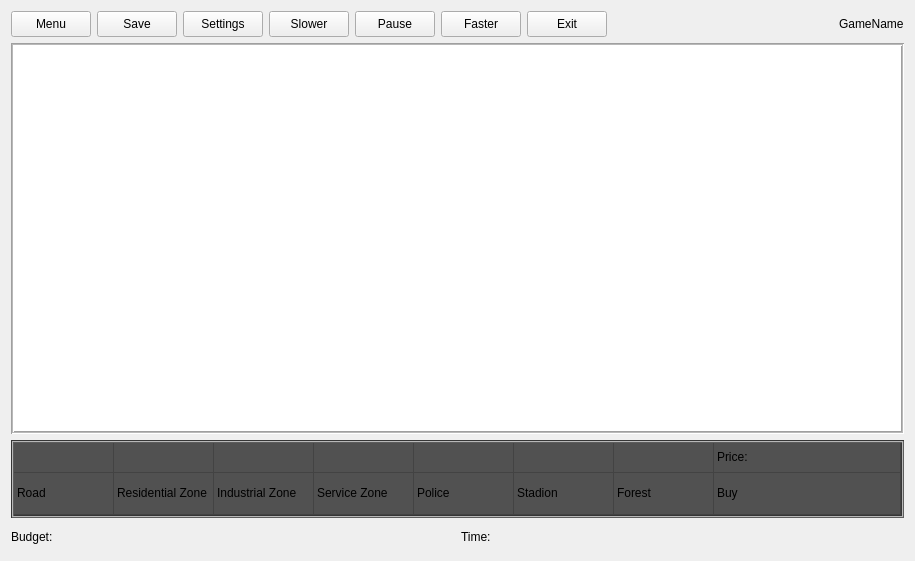
This is src/view/GamePage.ui in fmarkyy98/qt-city as Qt 5 draws it before an edit. The edited form follows.
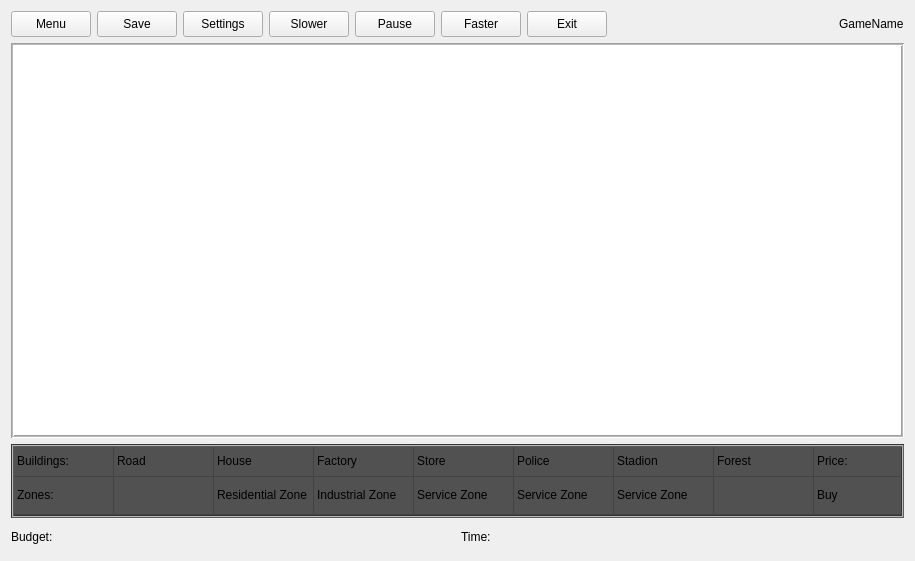
This is the edited form. Icons and pictures are not drawn.

What changed in the file:
```diff
--- a/src/view/GamePage.ui
+++ b/src/view/GamePage.ui
@@ -19,7 +19,7 @@
   <property name="windowTitle">
    <string>Form</string>
   </property>
-  <layout class="QVBoxLayout" name="verticalLayout" stretch="1,15,3,1">
+  <layout class="QVBoxLayout" name="verticalLayout" stretch="1,15,2,1">
    <item>
     <layout class="QHBoxLayout" name="horizontalLayout">
      <item>
@@ -299,32 +299,19 @@
        <string>New Column</string>
       </property>
      </column>
+     <column>
+      <property name="text">
+       <string>New Column</string>
+      </property>
+     </column>
      <item row="0" column="0">
       <property name="text">
-       <string/>
-      </property>
-      <property name="background">
-       <brush brushstyle="NoBrush">
-        <color alpha="255">
-         <red>255</red>
-         <green>255</green>
-         <blue>255</blue>
-        </color>
-       </brush>
-      </property>
-      <property name="foreground">
-       <brush brushstyle="NoBrush">
-        <color alpha="255">
-         <red>255</red>
-         <green>255</green>
-         <blue>255</blue>
-        </color>
-       </brush>
+       <string>Buildings:</string>
       </property>
      </item>
      <item row="0" column="1">
       <property name="text">
-       <string/>
+       <string>Road</string>
       </property>
       <property name="background">
        <brush brushstyle="NoBrush">
@@ -335,15 +322,28 @@
         </color>
        </brush>
       </property>
-      <property name="icon">
-       <iconset>
-        <selectedoff>:/images/house</selectedoff>
-       </iconset>
+      <property name="foreground">
+       <brush brushstyle="NoBrush">
+        <color alpha="255">
+         <red>255</red>
+         <green>255</green>
+         <blue>255</blue>
+        </color>
+       </brush>
       </property>
      </item>
      <item row="0" column="2">
       <property name="text">
-       <string/>
+       <string>House</string>
+      </property>
+      <property name="background">
+       <brush brushstyle="NoBrush">
+        <color alpha="255">
+         <red>255</red>
+         <green>255</green>
+         <blue>255</blue>
+        </color>
+       </brush>
       </property>
       <property name="icon">
        <iconset>
@@ -353,7 +353,7 @@
      </item>
      <item row="0" column="3">
       <property name="text">
-       <string/>
+       <string>Factory</string>
       </property>
       <property name="icon">
        <iconset>
@@ -363,7 +363,7 @@
      </item>
      <item row="0" column="4">
       <property name="text">
-       <string/>
+       <string>Store</string>
       </property>
       <property name="icon">
        <iconset>
@@ -373,7 +373,7 @@
      </item>
      <item row="0" column="5">
       <property name="text">
-       <string/>
+       <string>Police</string>
       </property>
       <property name="icon">
        <iconset>
@@ -383,7 +383,7 @@
      </item>
      <item row="0" column="6">
       <property name="text">
-       <string/>
+       <string>Stadion</string>
       </property>
       <property name="icon">
        <iconset>
@@ -393,45 +393,60 @@
      </item>
      <item row="0" column="7">
       <property name="text">
+       <string>Forest</string>
+      </property>
+      <property name="icon">
+       <iconset>
+        <selectedoff>:/images/forest</selectedoff>
+       </iconset>
+      </property>
+     </item>
+     <item row="0" column="8">
+      <property name="text">
        <string>Price: </string>
       </property>
      </item>
      <item row="1" column="0">
       <property name="text">
-       <string>Road</string>
+       <string>Zones:</string>
       </property>
      </item>
      <item row="1" column="1">
       <property name="text">
-       <string>Residential Zone</string>
+       <string/>
       </property>
      </item>
      <item row="1" column="2">
       <property name="text">
-       <string>Industrial Zone</string>
+       <string>Residential Zone</string>
       </property>
      </item>
      <item row="1" column="3">
       <property name="text">
-       <string>Service Zone</string>
+       <string>Industrial Zone</string>
       </property>
      </item>
      <item row="1" column="4">
       <property name="text">
-       <string>Police</string>
+       <string>Service Zone</string>
       </property>
      </item>
      <item row="1" column="5">
       <property name="text">
-       <string>Stadion</string>
+       <string>Service Zone</string>
       </property>
      </item>
      <item row="1" column="6">
       <property name="text">
-       <string>Forest</string>
+       <string>Service Zone</string>
       </property>
      </item>
      <item row="1" column="7">
+      <property name="text">
+       <string/>
+      </property>
+     </item>
+     <item row="1" column="8">
       <property name="text">
        <string>Buy</string>
       </property>
```
Left out of the diff: 10 changed lines with no effect on the pictures.
